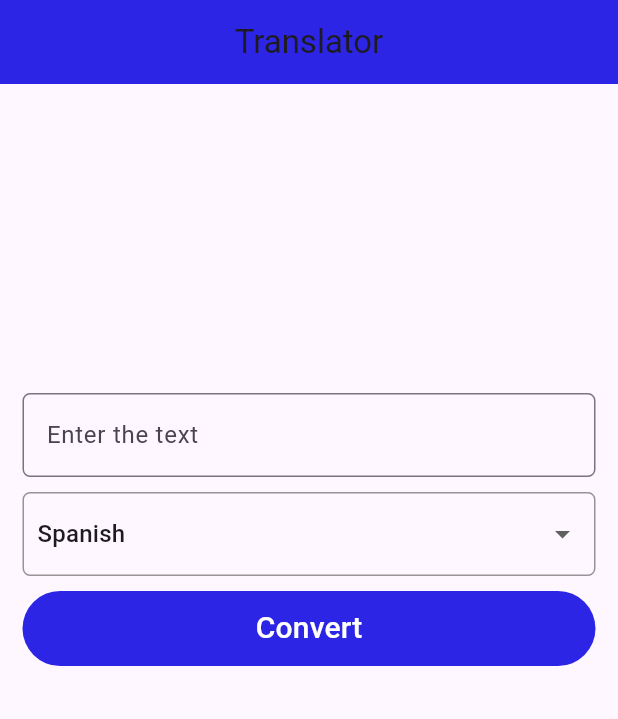
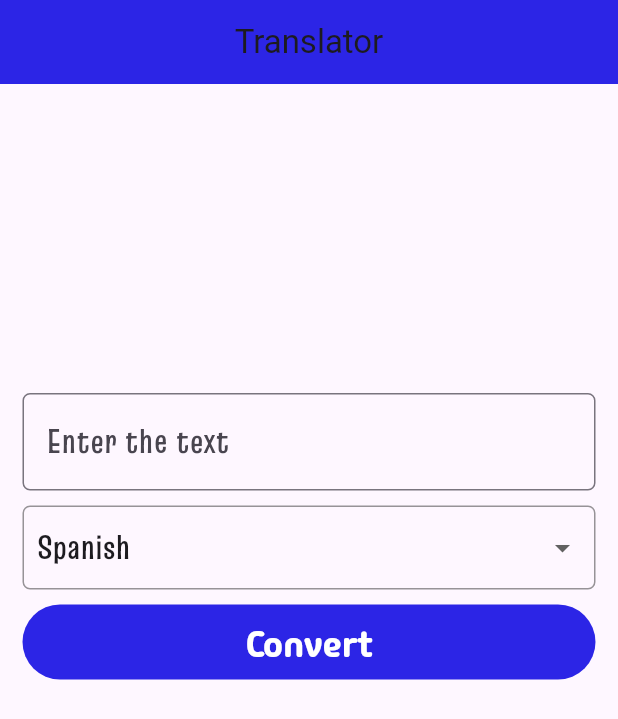
Before and after one commit to iiitl/translate_app, a Flutter app: the screen it shows after launch, on a phone screen of 412 x 824 dp. Shown: the top 719 px of the screen. Run offline on Flutter 3.47's test engine with Material 3 defaults, Android fonts, the light colour scheme and no system bars.

Commit message:
Changed fonts , making UI more attractive

```diff
--- a/translate_app/lib/main.dart
+++ b/translate_app/lib/main.dart
@@ -69,8 +69,10 @@ class _LanguageTranslatorState extends State<LanguageTranslator> {
                 height: MediaQuery.of(context).size.height / 4,
               ),
               TextField(
+                style: TextStyle(fontFamily: 'Truculenta',fontWeight: FontWeight.w600,fontSize: 22),
                 decoration: InputDecoration(
                     hintText: 'Enter the text',
+                    hintStyle: TextStyle(fontFamily: 'Truculenta',fontWeight: FontWeight.w600,fontSize: 22),
                     border: OutlineInputBorder(
                         borderRadius: BorderRadius.circular(5))),
                 controller: _input,
@@ -95,7 +97,7 @@ class _LanguageTranslatorState extends State<LanguageTranslator> {
                     items: list.map<DropdownMenuItem<String>>((Language value) {
                       return DropdownMenuItem<String>(
                         value: value.lang,
-                        child: Text(value.language),
+                        child: Text(value.language,style: TextStyle(fontFamily: 'Truculenta',fontWeight: FontWeight.w600,fontSize: 22),),
                       );
                     }).toList(),
                     onChanged: (value) {
@@ -137,7 +139,7 @@ class _LanguageTranslatorState extends State<LanguageTranslator> {
                   child: isVisible
                       ? const Text(
                           "Convert",
-                          style: TextStyle(fontSize: 20),
+                          style: TextStyle(fontSize: 25 ,fontFamily: 'MadimiOne', ),
                         )
                       : const CircularProgressIndicator(
                           color: Colors.white,
@@ -153,14 +155,14 @@ class _LanguageTranslatorState extends State<LanguageTranslator> {
                   children: [
                     const Text(
                       "Result",
-                      style: TextStyle(fontSize: 20, color: Colors.green),
+                      style: TextStyle(fontSize: 22, color: Color.fromARGB(255, 5, 101, 120),fontWeight: FontWeight.bold),
                     ),
                     const SizedBox(
                       height: 8,
                     ),
                     Text(
                       result,
-                      style: const TextStyle(fontSize: 18),
+                      style: const TextStyle(fontSize: 20, color: Color.fromARGB(255, 222, 85, 0),fontStyle: FontStyle.italic , ),
                     ),
                   ],
                 ),
```
Also changed, not shown: translate_app/pubspec.yaml (+12 -12 lines), translate_app/fonts/MadimiOne-Regular.ttf (added), translate_app/fonts/Truculenta-VariableFont_opsz,wdth,wght.ttf (added).
